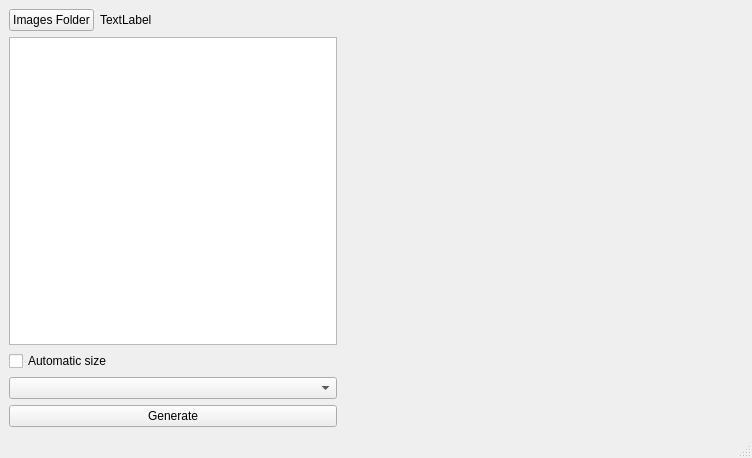
The window that SpriteSheetGenerator/src/SSGeneratorUI.ui (VgTajdd/ss_generator) describes before a commit, drawn with Qt 5.
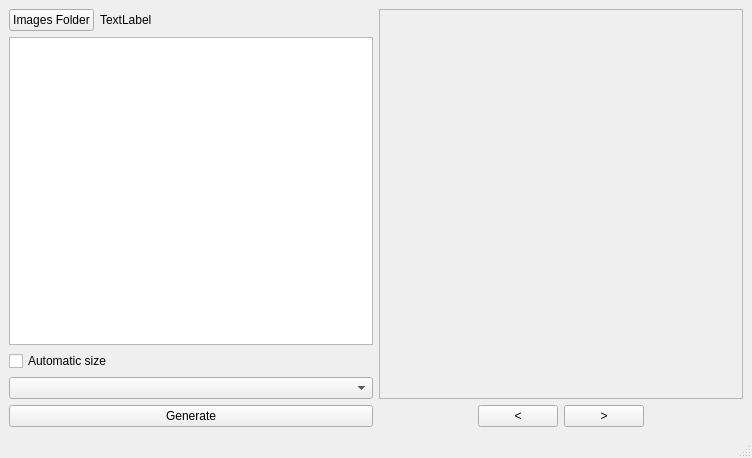
The same window after the commit.

Commit message:
Show generated atlas (automaticSize mode) and updated SSGeneratorUI
- Add scroll area and buttons to navigate through sprite sheets
- [WIP] Implement SSGenerator::generateSpriteSheets method

What changed in the file:
```diff
--- a/SpriteSheetGenerator/src/SSGeneratorUI.ui
+++ b/SpriteSheetGenerator/src/SSGeneratorUI.ui
@@ -14,9 +14,7 @@
    <string>SSGeneratorUI</string>
   </property>
   <widget class="QWidget" name="centralwidget">
-   <layout class="QVBoxLayout" name="verticalLayout_2">
-    <item>
-     <layout class="QHBoxLayout" name="horizontalLayout_2">
+   <layout class="QHBoxLayout" name="horizontalLayout_3">
       <item>
        <layout class="QVBoxLayout" name="verticalLayout">
         <item>
@@ -73,14 +71,70 @@
        </layout>
       </item>
       <item>
-       <widget class="QWidget" name="widget" native="true">
-        <property name="minimumSize">
+     <layout class="QVBoxLayout" name="verticalLayout_2">
+      <item>
+       <widget class="QScrollArea" name="scrollArea">
+        <property name="widgetResizable">
+         <bool>true</bool>
+        </property>
+        <widget class="QWidget" name="scrollAreaWidgetContents">
+         <property name="geometry">
+          <rect>
+           <x>0</x>
+           <y>0</y>
+           <width>358</width>
+           <height>363</height>
+          </rect>
+         </property>
+        </widget>
+       </widget>
+      </item>
+      <item>
+       <layout class="QHBoxLayout" name="horizontalLayout_2">
+        <property name="sizeConstraint">
+         <enum>QLayout::SetMinimumSize</enum>
+        </property>
+        <item>
+         <spacer name="horizontalSpacer_2">
+          <property name="orientation">
+           <enum>Qt::Horizontal</enum>
+          </property>
+          <property name="sizeHint" stdset="0">
          <size>
-          <width>400</width>
-          <height>0</height>
-         </size>
-        </property>
-       </widget>
+            <width>40</width>
+            <height>20</height>
+           </size>
+          </property>
+         </spacer>
+        </item>
+        <item>
+         <widget class="QPushButton" name="previousAtlasButton">
+          <property name="text">
+           <string>&lt;</string>
+          </property>
+         </widget>
+        </item>
+        <item>
+         <widget class="QPushButton" name="nextAtlasButton">
+          <property name="text">
+           <string>&gt;</string>
+          </property>
+         </widget>
+        </item>
+        <item>
+         <spacer name="horizontalSpacer_3">
+          <property name="orientation">
+           <enum>Qt::Horizontal</enum>
+          </property>
+          <property name="sizeHint" stdset="0">
+           <size>
+            <width>40</width>
+            <height>20</height>
+           </size>
+          </property>
+         </spacer>
+        </item>
+       </layout>
       </item>
      </layout>
     </item>
```
Lines whose indentation alone changed are shown as unchanged. The commit also changes 3 other files.
